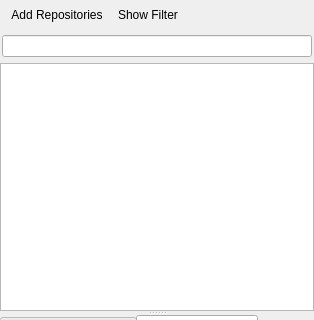
Old version of the form geogig/ui/navigatordialog.ui in the repository boundlessgeo/qgis-geogiglight-plugin; both pictures show x 0 to 314 and y 0 to 320 of the 314 by 602 pixel window.
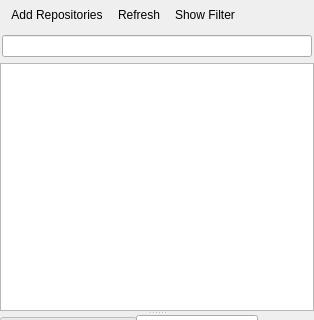
New version of the form. Custom widgets are drawn as their Qt base class.

Commit message: add refresh action to the toolbar

Patch:
```diff
--- a/geogig/ui/navigatordialog.ui
+++ b/geogig/ui/navigatordialog.ui
@@ -36,6 +36,7 @@
        <bool>false</bool>
       </property>
       <addaction name="actionAddRepositories"/>
+      <addaction name="actionRefresh"/>
       <addaction name="actionShowFilter"/>
      </widget>
     </item>
@@ -208,6 +209,14 @@
     <string>Show Filter</string>
    </property>
   </action>
+  <action name="actionRefresh">
+   <property name="text">
+    <string>Refresh</string>
+   </property>
+   <property name="toolTip">
+    <string>Refresh</string>
+   </property>
+  </action>
  </widget>
  <customwidgets>
   <customwidget>
```
The commit also changes 1 other file.
